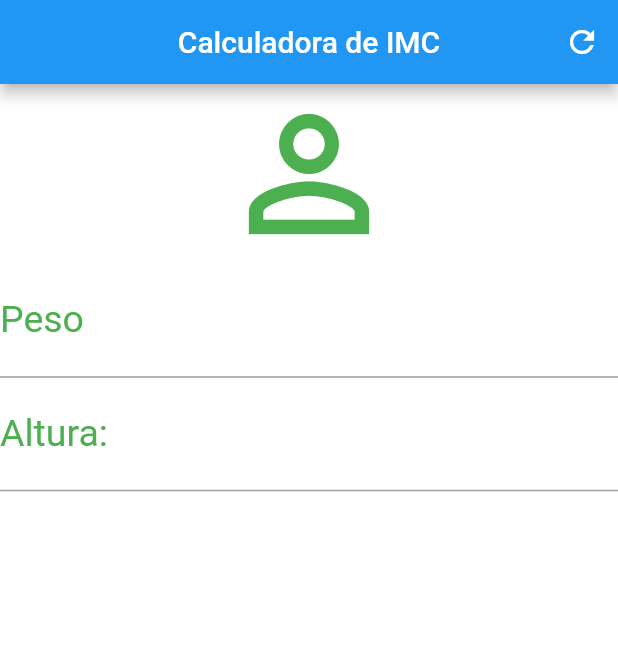
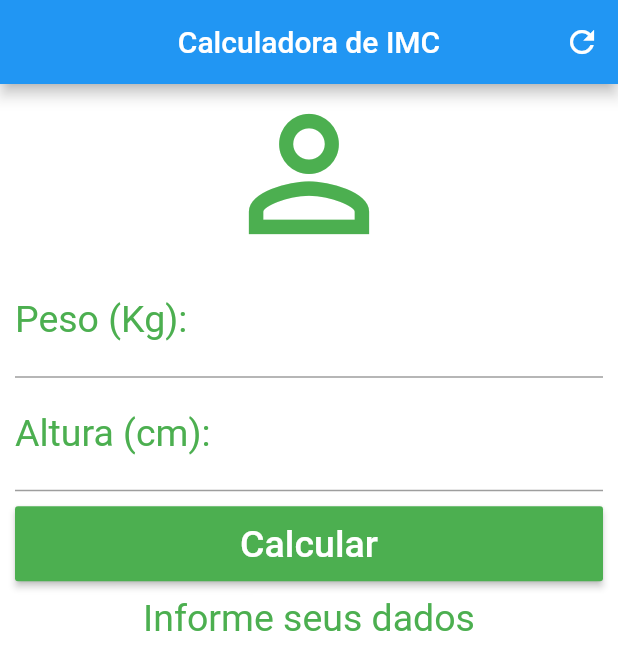
Before and after one commit to tofarias/caculadora-imc, a Flutter app: the screen it shows after launch, after a tap on the "refresh" icon, on a phone screen of 412 x 824 dp. Shown: the top 670 px of the screen. Run offline on Flutter 3.47's test engine with Material 2 defaults, Android fonts, the phone set to English and light mode, and no system bars.

Commit message:
Add aplicando cálculos e atualizando campos

```diff
--- a/calculadora_imc/lib/main.dart
+++ b/calculadora_imc/lib/main.dart
@@ -12,6 +12,44 @@ class Home extends StatefulWidget {
 }
 
 class _HomeState extends State<Home> {
+
+  TextEditingController weightController = TextEditingController();
+  TextEditingController heightController = TextEditingController();
+
+  String _infoText = "Informe seus dados";
+
+  void _calculate(){
+
+    setState(() {
+      double weight = double.parse( weightController.text );
+      double height = double.parse( heightController.text ) / 100;
+      double imc = weight / (height * height);
+
+      if( imc < 17.0 ){
+        _infoText = "Muito Abaixo do peso (${imc.toStringAsPrecision(4)})";
+      }else if( imc >= 17.0 && imc <= 48.49  ){
+        _infoText = "Abaixo do peso (${imc.toStringAsPrecision(4)})";
+      }else if( imc >= 18.5 && imc <= 24.99  ){
+        _infoText = "Acima do peso (${imc.toStringAsPrecision(4)})";
+      }else if( imc >= 30.0 && imc <= 34.99  ){
+        _infoText = "Obesidade I (${imc.toStringAsPrecision(4)})";
+      }else if( imc >= 35.0 && imc <= 39.99  ){
+        _infoText = "Obesidade II (${imc.toStringAsPrecision(4)})";
+      }else{
+        _infoText = "Obesidade III (${imc.toStringAsPrecision(4)})";
+      }
+    });
+  }
+
+  void _resetFields(){
+    weightController.text = '';
+    heightController.text = '';
+    setState(() {
+      _infoText = "Informe seus dados";
+    });
+
+  }
+
   @override
   Widget build(BuildContext context) {
     return Scaffold(
@@ -20,34 +58,58 @@ class _HomeState extends State<Home> {
           Text("Calculadora de IMC"),
           centerTitle: true,
         actions: <Widget>[
-          IconButton(icon:Icon(Icons.refresh),
-          onPressed: (){},)
+          IconButton(
+              icon: Icon(Icons.refresh),
+              onPressed: _resetFields
+            )
+
         ],
       ),
       backgroundColor: Colors.white,
-      body: Column(
+      body: SingleChildScrollView(
+        padding: EdgeInsets.fromLTRB(10.0, 0.0, 10.0, 0.0),
+        child: Column(
           crossAxisAlignment: CrossAxisAlignment.stretch,
           children: <Widget>[
             Icon(Icons.person_outline, size: 120.0, color: Colors.green),
             TextField(
                 keyboardType: TextInputType.number,
                 decoration: InputDecoration(
-              labelText: "Peso",
+                    labelText: "Peso (Kg):",
                     labelStyle: TextStyle(color: Colors.green)
                 ),
                 textAlign: TextAlign.center,
-            style: TextStyle(color:Colors.green, fontSize: 25.0)
+                style: TextStyle(color:Colors.green, fontSize: 25.0),
+              controller: weightController,
             ),
             TextField(
                 keyboardType: TextInputType.number,
                 decoration: InputDecoration(
-                  labelText: "Altura:",
+                    labelText: "Altura (cm):",
                     labelStyle: TextStyle(color: Colors.green)
                 ),
                 textAlign: TextAlign.center,
-              style: TextStyle(color:Colors.green, fontSize: 25.0)
+                style: TextStyle(color:Colors.green, fontSize: 25.0),
+                controller: heightController,
+            ),
+            Padding(
+              padding: EdgeInsets.only(top: 10.0, bottom: 10.0),
+              child:Container(
+                  height: 50.0,
+                  child: RaisedButton(
+                      onPressed: _calculate,
+                    child: Text("Calcular", style: TextStyle(color:Colors.white, fontSize: 25.0)),
+                    color: Colors.green
+                  ),
+                ),
+            ),
+            Text(
+                _infoText,
+                textAlign: TextAlign.center,
+                style: TextStyle(color: Colors.green, fontSize: 25.0)
             )
           ],
+        )
       )
     );
   }
```
Lines whose indentation alone changed are shown as unchanged.
